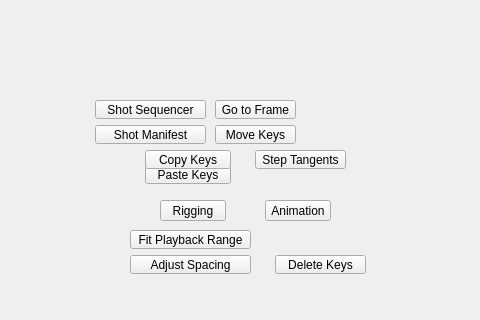
This is tentacle/ui/animation#submenu.ui in m3trik/tentacle as Qt 5 draws it before an edit; both pictures show x 0 to 480 and y 90 to 410 of the 600 by 600 pixel window. The edited form follows.
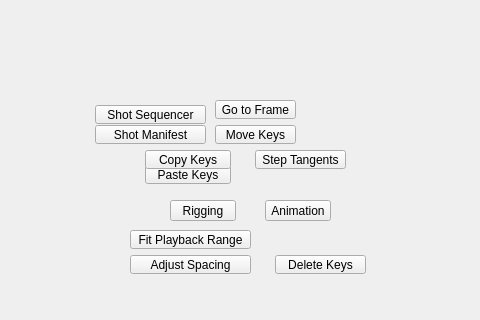
This is the edited form. Custom widgets are drawn as their Qt base class.

Commit message:
Align two animation#submenu.ui widgets to the layout grid
UI-only: i016 x 160->170 and an entry y 190->195. No slot/behavior change.

What changed in the file:
```diff
--- a/tentacle/ui/animation#submenu.ui
+++ b/tentacle/ui/animation#submenu.ui
@@ -87,7 +87,7 @@
    <widget class="MenuButton" name="i016">
     <property name="geometry">
      <rect>
-      <x>160</x>
+      <x>170</x>
       <y>290</y>
       <width>66</width>
       <height>21</height>
@@ -360,7 +360,7 @@
     <property name="geometry">
      <rect>
       <x>95</x>
-      <y>190</y>
+      <y>195</y>
       <width>111</width>
       <height>19</height>
      </rect>
```
The commit also changes 1 other file.
